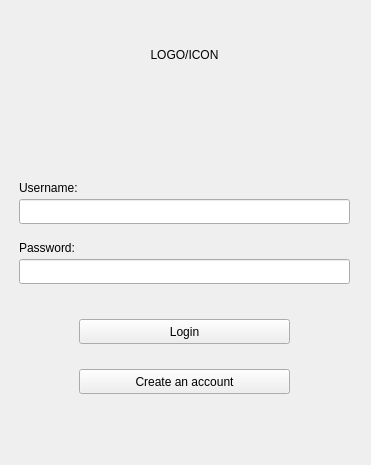
The window that Login/logindialog.ui (cosimo265598/Edilive) describes before a commit, drawn with Qt 5.
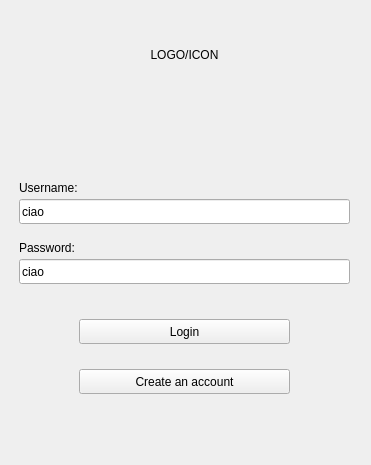
The same window after the commit.

What changed in the file:
```diff
--- a/Login/logindialog.ui
+++ b/Login/logindialog.ui
@@ -71,6 +71,9 @@
        <height>25</height>
       </rect>
      </property>
+     <property name="text">
+      <string>ciao</string>
+     </property>
     </widget>
     <widget class="QLineEdit" name="username">
      <property name="geometry">
@@ -81,6 +84,9 @@
        <height>25</height>
       </rect>
      </property>
+     <property name="text">
+      <string>ciao</string>
+     </property>
     </widget>
     <widget class="QPushButton" name="login">
      <property name="geometry">
```
